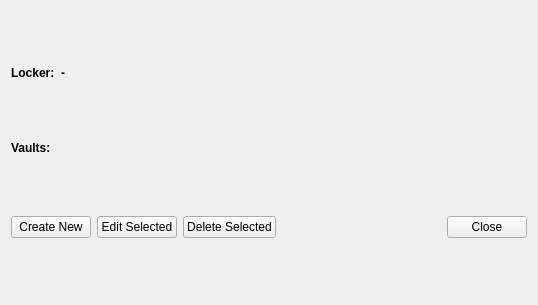
Before: the Qt Designer form locker/managelocker.ui in keshavbhatt/mylocker, drawn with Qt 5.
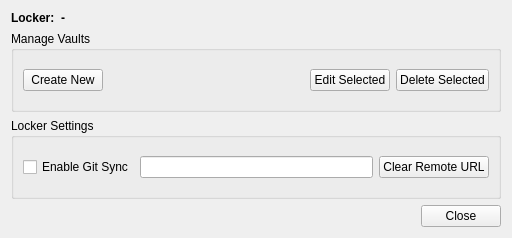
After: the same form once the commit is applied.

Commit message: feat: add initial optional git sync support

The edit to the form file:
```diff
--- a/locker/managelocker.ui
+++ b/locker/managelocker.ui
@@ -6,8 +6,8 @@
    <rect>
     <x>0</x>
     <y>0</y>
-    <width>538</width>
-    <height>305</height>
+    <width>512</width>
+    <height>238</height>
    </rect>
   </property>
   <property name="windowTitle">
@@ -68,40 +68,11 @@
     </layout>
    </item>
    <item>
-    <layout class="QHBoxLayout" name="horizontalLayout_3">
-     <item>
-      <widget class="QLabel" name="label_2">
-       <property name="sizePolicy">
-        <sizepolicy hsizetype="Preferred" vsizetype="Maximum">
-         <horstretch>0</horstretch>
-         <verstretch>0</verstretch>
-        </sizepolicy>
-       </property>
-       <property name="font">
-        <font>
-         <bold>true</bold>
-        </font>
-       </property>
-       <property name="text">
-        <string>Vaults:</string>
-       </property>
-      </widget>
-     </item>
-     <item>
-      <spacer name="horizontalSpacer_2">
-       <property name="orientation">
-        <enum>Qt::Horizontal</enum>
-       </property>
-       <property name="sizeHint" stdset="0">
-        <size>
-         <width>0</width>
-         <height>0</height>
-        </size>
-       </property>
-      </spacer>
-     </item>
-    </layout>
-   </item>
+    <widget class="QGroupBox" name="groupBox">
+     <property name="title">
+      <string>Manage Vaults</string>
+     </property>
+     <layout class="QVBoxLayout" name="verticalLayout_2">
    <item>
     <layout class="QVBoxLayout" name="vaultsLayout"/>
    </item>
@@ -114,6 +85,19 @@
        </property>
       </widget>
      </item>
+        <item>
+         <spacer name="horizontalSpacer_3">
+          <property name="orientation">
+           <enum>Qt::Horizontal</enum>
+          </property>
+          <property name="sizeHint" stdset="0">
+           <size>
+            <width>0</width>
+            <height>0</height>
+           </size>
+          </property>
+         </spacer>
+        </item>
      <item>
       <widget class="QPushButton" name="editVaultButton">
        <property name="text">
@@ -128,8 +112,45 @@
        </property>
       </widget>
      </item>
+       </layout>
+      </item>
+     </layout>
+    </widget>
+   </item>
      <item>
-      <spacer name="horizontalSpacer_3">
+    <widget class="QGroupBox" name="groupBox_2">
+     <property name="title">
+      <string>Locker Settings</string>
+     </property>
+     <layout class="QVBoxLayout" name="verticalLayout_3">
+      <item>
+       <layout class="QGridLayout" name="lockerSettingLayout">
+        <item row="0" column="0">
+         <widget class="QCheckBox" name="gitSyncCheckBox">
+          <property name="text">
+           <string>Enable Git Sync</string>
+          </property>
+         </widget>
+        </item>
+        <item row="0" column="1">
+         <widget class="QLineEdit" name="gitRemoteUrlLineEdit"/>
+        </item>
+        <item row="0" column="2">
+         <widget class="QPushButton" name="gitClearRemoteUrl">
+          <property name="text">
+           <string>Clear Remote URL</string>
+          </property>
+         </widget>
+        </item>
+       </layout>
+      </item>
+     </layout>
+    </widget>
+   </item>
+   <item>
+    <layout class="QHBoxLayout" name="horizontalLayout_3">
+     <item>
+      <spacer name="horizontalSpacer_4">
        <property name="orientation">
         <enum>Qt::Horizontal</enum>
        </property>
```
Lines whose indentation alone changed are shown as unchanged. The commit also changes 10 other files.
